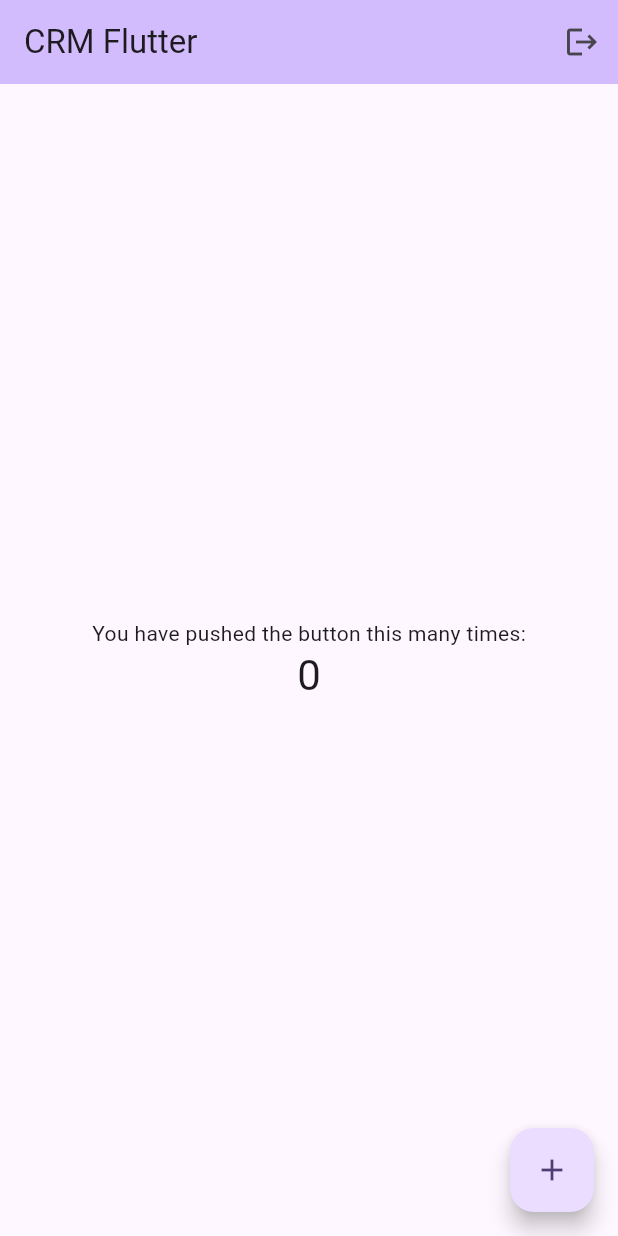
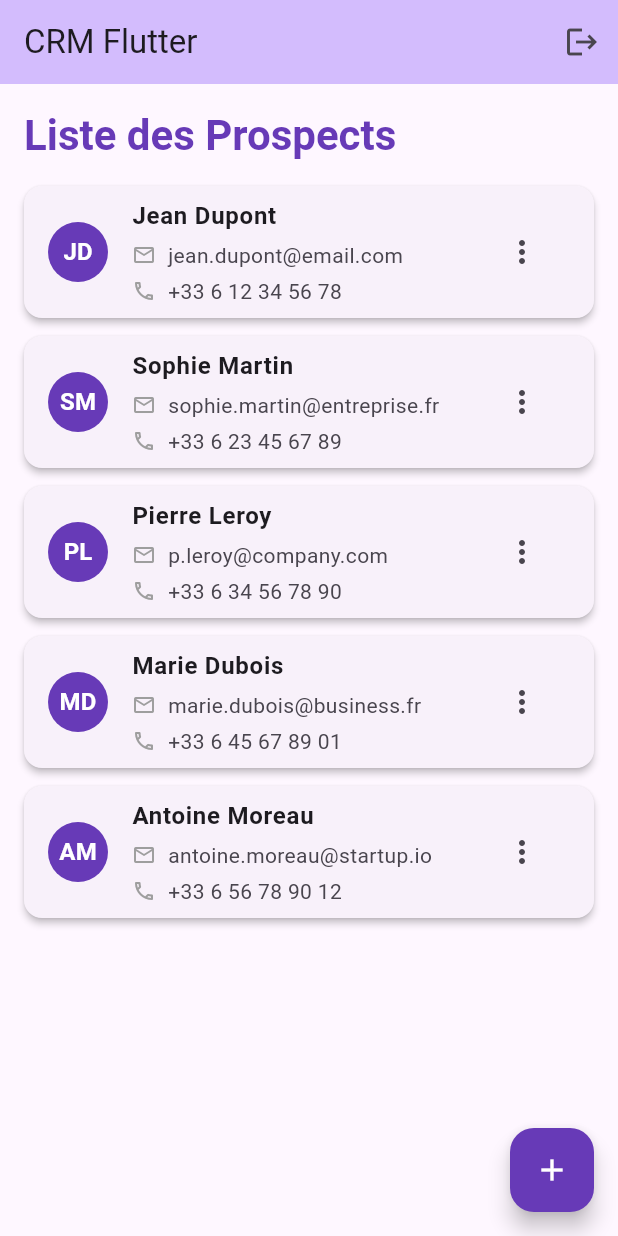
Before and after one commit to nrouelle/nr-crm-flutter, a Flutter app: the screen it shows once a user with an empty profile is signed in, on a phone screen of 412 x 824 dp. Run offline on Flutter 3.47's test engine with Material 3 defaults, Android fonts, the phone set to English and light mode, and no system bars; our stand-ins replace firebase_auth, firebase_core; accounts and stored records are empty.

Commit message:
add prospect list page

```diff
--- a/lib/main.dart
+++ b/lib/main.dart
@@ -3,6 +3,7 @@ import 'package:firebase_core/firebase_core.dart';
 import 'package:firebase_auth/firebase_auth.dart';
 import 'firebase_options.dart';
 import 'pages/login_page.dart';
+import 'pages/prospects_page.dart';
 
 void main() async {
   WidgetsFlutterBinding.ensureInitialized();
@@ -106,8 +107,8 @@ class AuthWrapper extends StatelessWidget {
             }
 
             if (snapshot.hasData) {
-              // User is logged in, show home page
-              return const MyHomePage(title: 'CRM Flutter');
+              // User is logged in, show prospects page
+              return const ProspectsPage(title: 'CRM Flutter');
             } else {
               // User is not logged in, show login page
               return const LoginPage();
--- /dev/null
+++ b/lib/pages/prospects_page.dart
@@ -0,0 +1,233 @@
+import 'package:flutter/material.dart';
+import 'package:firebase_auth/firebase_auth.dart';
+
+class Prospect {
+  final String nom;
+  final String prenom;
+  final String email;
+  final String telephone;
+
+  Prospect({
+    required this.nom,
+    required this.prenom,
+    required this.email,
+    required this.telephone,
+  });
+}
+
+class ProspectsPage extends StatefulWidget {
+  const ProspectsPage({super.key, required this.title});
+
+  final String title;
+
+  @override
+  State<ProspectsPage> createState() => _ProspectsPageState();
+}
+
+class _ProspectsPageState extends State<ProspectsPage> {
+  final List<Prospect> prospects = [
+    Prospect(
+      nom: 'Dupont',
+      prenom: 'Jean',
+      email: 'jean.dupont@email.com',
+      telephone: '+33 6 12 34 56 78',
+    ),
+    Prospect(
+      nom: 'Martin',
+      prenom: 'Sophie',
+      email: 'sophie.martin@entreprise.fr',
+      telephone: '+33 6 23 45 67 89',
+    ),
+    Prospect(
+      nom: 'Leroy',
+      prenom: 'Pierre',
+      email: 'p.leroy@company.com',
+      telephone: '+33 6 34 56 78 90',
+    ),
+    Prospect(
+      nom: 'Dubois',
+      prenom: 'Marie',
+      email: 'marie.dubois@business.fr',
+      telephone: '+33 6 45 67 89 01',
+    ),
+    Prospect(
+      nom: 'Moreau',
+      prenom: 'Antoine',
+      email: 'antoine.moreau@startup.io',
+      telephone: '+33 6 56 78 90 12',
+    ),
+  ];
+
+  @override
+  Widget build(BuildContext context) {
+    return Scaffold(
+      appBar: AppBar(
+        backgroundColor: Theme.of(context).colorScheme.inversePrimary,
+        title: Text(widget.title),
+        actions: [
+          IconButton(
+            icon: const Icon(Icons.logout),
+            onPressed: () async {
+              await FirebaseAuth.instance.signOut();
+            },
+            tooltip: 'Se déconnecter',
+          ),
+        ],
+      ),
+      body: Padding(
+        padding: const EdgeInsets.all(16.0),
+        child: Column(
+          crossAxisAlignment: CrossAxisAlignment.start,
+          children: [
+            Text(
+              'Liste des Prospects',
+              style: Theme.of(context).textTheme.headlineMedium?.copyWith(
+                fontWeight: FontWeight.bold,
+                color: Colors.deepPurple,
+              ),
+            ),
+            const SizedBox(height: 16),
+            Expanded(
+              child: ListView.builder(
+                itemCount: prospects.length,
+                itemBuilder: (context, index) {
+                  final prospect = prospects[index];
+                  return Card(
+                    margin: const EdgeInsets.only(bottom: 12),
+                    elevation: 2,
+                    child: ListTile(
+                      leading: CircleAvatar(
+                        backgroundColor: Colors.deepPurple,
+                        child: Text(
+                          '${prospect.prenom[0]}${prospect.nom[0]}',
+                          style: const TextStyle(
+                            color: Colors.white,
+                            fontWeight: FontWeight.bold,
+                          ),
+                        ),
+                      ),
+                      title: Text(
+                        '${prospect.prenom} ${prospect.nom}',
+                        style: const TextStyle(
+                          fontWeight: FontWeight.w600,
+                          fontSize: 16,
+                        ),
+                      ),
+                      subtitle: Column(
+                        crossAxisAlignment: CrossAxisAlignment.start,
+                        children: [
+                          const SizedBox(height: 4),
+                          Row(
+                            children: [
+                              const Icon(
+                                Icons.email_outlined,
+                                size: 16,
+                                color: Colors.grey,
+                              ),
+                              const SizedBox(width: 8),
+                              Expanded(
+                                child: Text(
+                                  prospect.email,
+                                  style: const TextStyle(fontSize: 14),
+                                ),
+                              ),
+                            ],
+                          ),
+                          const SizedBox(height: 4),
+                          Row(
+                            children: [
+                              const Icon(
+                                Icons.phone_outlined,
+                                size: 16,
+                                color: Colors.grey,
+                              ),
+                              const SizedBox(width: 8),
+                              Text(
+                                prospect.telephone,
+                                style: const TextStyle(fontSize: 14),
+                              ),
+                            ],
+                          ),
+                        ],
+                      ),
+                      trailing: PopupMenuButton<String>(
+                        onSelected: (value) {
+                          switch (value) {
+                            case 'appeler':
+                              ScaffoldMessenger.of(context).showSnackBar(
+                                SnackBar(
+                                  content: Text('Appel vers ${prospect.prenom} ${prospect.nom}'),
+                                ),
+                              );
+                              break;
+                            case 'email':
+                              ScaffoldMessenger.of(context).showSnackBar(
+                                SnackBar(
+                                  content: Text('Email à ${prospect.prenom} ${prospect.nom}'),
+                                ),
+                              );
+                              break;
+                            case 'modifier':
+                              ScaffoldMessenger.of(context).showSnackBar(
+                                SnackBar(
+                                  content: Text('Modifier ${prospect.prenom} ${prospect.nom}'),
+                                ),
+                              );
+                              break;
+                          }
+                        },
+                        itemBuilder: (BuildContext context) => [
+                          const PopupMenuItem<String>(
+                            value: 'appeler',
+                            child: Row(
+                              children: [
+                                Icon(Icons.phone, size: 20),
+                                SizedBox(width: 8),
+                                Text('Appeler'),
+                              ],
+                            ),
+                          ),
+                          const PopupMenuItem<String>(
+                            value: 'email',
+                            child: Row(
+                              children: [
+                                Icon(Icons.email, size: 20),
+                                SizedBox(width: 8),
+                                Text('Envoyer un email'),
+                              ],
+                            ),
+                          ),
+                          const PopupMenuItem<String>(
+                            value: 'modifier',
+                            child: Row(
+                              children: [
+                                Icon(Icons.edit, size: 20),
+                                SizedBox(width: 8),
+                                Text('Modifier'),
+                              ],
+                            ),
+                          ),
+                        ],
+                      ),
+                    ),
+                  );
+                },
+              ),
+            ),
+          ],
+        ),
+      ),
+      floatingActionButton: FloatingActionButton(
+        onPressed: () {
+          ScaffoldMessenger.of(context).showSnackBar(
+            const SnackBar(
+              content: Text('Ajouter un nouveau prospect'),
+            ),
+          );
+        },
+        backgroundColor: Colors.deepPurple,
+        child: const Icon(Icons.add, color: Colors.white),
+      ),
+    );
+  }
+}
```
